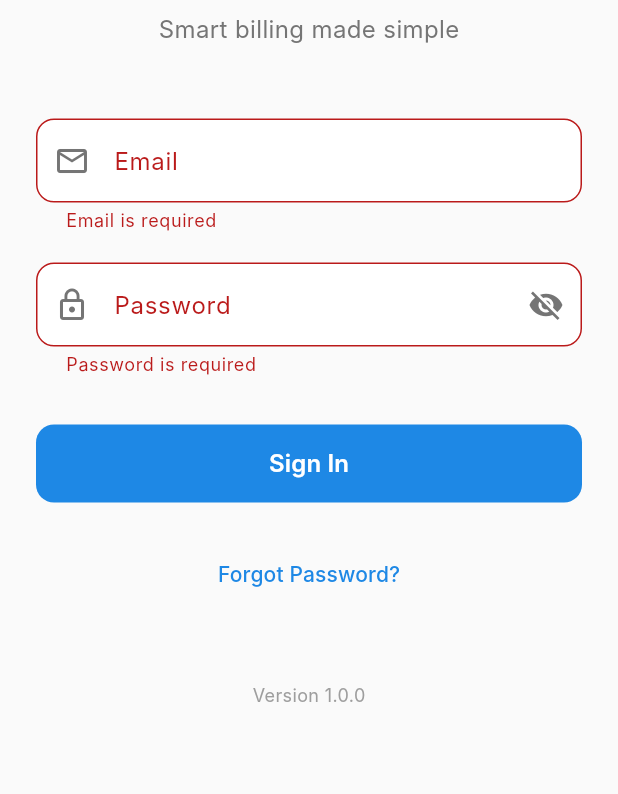
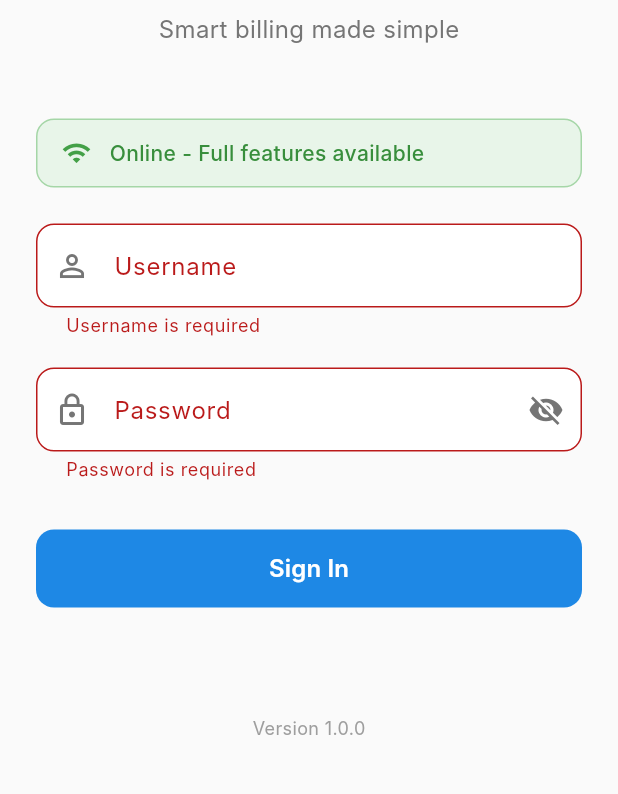
Before and after one commit to maduranga98/Billing-Application, a Flutter app: the screen it shows after launch, after a tap on "Sign In", on a phone screen of 412 x 824 dp, the part 351-1145 px from its top. Run offline on Flutter 3.47's test engine with Material 3 defaults, Android fonts, the phone set to English and light mode, and no system bars; our stand-ins replace cloud_firestore, connectivity_plus, firebase_auth, firebase_core, firebase_storage, image_picker and 2 more; missing offline and left inert: flutter_bluetooth_printer, print_bluetooth_thermal; accounts and stored records are empty; Roboto replaces fonts that are missing (Inter).

Commit message:
logins updated

```diff
--- a/lib/auth/login.dart
+++ b/lib/auth/login.dart
@@ -1,6 +1,195 @@
 import 'package:flutter/material.dart';
-import 'package:firebase_auth/firebase_auth.dart';
+import 'package:cloud_firestore/cloud_firestore.dart';
 import 'package:connectivity_plus/connectivity_plus.dart';
+import 'package:shared_preferences/shared_preferences.dart';
+import 'dart:convert';
+import 'package:crypto/crypto.dart';
+
+// User session model
+class UserSession {
+  final String userId;
+  final String businessId;
+  final String employeeId;
+  final String username;
+  final String name;
+  final String email;
+  final String phone;
+  final String role;
+  final String? imageUrl;
+  final DateTime loginTime;
+
+  UserSession({
+    required this.userId,
+    required this.businessId,
+    required this.employeeId,
+    required this.username,
+    required this.name,
+    required this.email,
+    required this.phone,
+    required this.role,
+    this.imageUrl,
+    required this.loginTime,
+  });
+
+  Map<String, dynamic> toJson() {
+    return {
+      'userId': userId,
+      'businessId': businessId,
+      'employeeId': employeeId,
+      'username': username,
+      'name': name,
+      'email': email,
+      'phone': phone,
+      'role': role,
+      'imageUrl': imageUrl,
+      'loginTime': loginTime.millisecondsSinceEpoch,
+    };
+  }
+
+  factory UserSession.fromJson(Map<String, dynamic> json) {
+    return UserSession(
+      userId: json['userId'],
+      businessId: json['businessId'],
+      employeeId: json['employeeId'],
+      username: json['username'],
+      name: json['name'],
+      email: json['email'],
+      phone: json['phone'],
+      role: json['role'],
+      imageUrl: json['imageUrl'],
+      loginTime: DateTime.fromMillisecondsSinceEpoch(json['loginTime']),
+    );
+  }
+}
+
+// Authentication service
+class AuthService {
+  static const String _sessionKey = 'user_session';
+  static const String _offlineCredentialsKey = 'offline_credentials';
+
+  // Hash password for security
+  static String _hashPassword(String password) {
+    final bytes = utf8.encode(password);
+    final digest = sha256.convert(bytes);
+    return digest.toString();
+  }
+
+  // Save user session
+  static Future<void> saveUserSession(UserSession session) async {
+    final prefs = await SharedPreferences.getInstance();
+    await prefs.setString(_sessionKey, jsonEncode(session.toJson()));
+  }
+
+  // Get current user session
+  static Future<UserSession?> getCurrentUserSession() async {
+    final prefs = await SharedPreferences.getInstance();
+    final sessionData = prefs.getString(_sessionKey);
+    if (sessionData == null) return null;
+
+    try {
+      return UserSession.fromJson(jsonDecode(sessionData));
+    } catch (e) {
+      return null;
+    }
+  }
+
+  // Save credentials for offline access
+  static Future<void> saveOfflineCredentials(
+    String username,
+    String hashedPassword,
+    UserSession session,
+  ) async {
+    final prefs = await SharedPreferences.getInstance();
+    final credentials = {
+      'username': username,
+      'hashedPassword': hashedPassword,
+      'session': session.toJson(),
+    };
+    await prefs.setString(_offlineCredentialsKey, jsonEncode(credentials));
+  }
+
+  // Verify offline credentials
+  static Future<UserSession?> verifyOfflineCredentials(
+    String username,
+    String password,
+  ) async {
+    final prefs = await SharedPreferences.getInstance();
+    final credentialsData = prefs.getString(_offlineCredentialsKey);
+    if (credentialsData == null) return null;
+
+    try {
+      final credentials = jsonDecode(credentialsData);
+      final storedUsername = credentials['username'];
+      final storedHashedPassword = credentials['hashedPassword'];
+      final hashedInputPassword = _hashPassword(password);
+
+      if (storedUsername == username &&
+          storedHashedPassword == hashedInputPassword) {
+        return UserSession.fromJson(credentials['session']);
+      }
+    } catch (e) {
+      print('Error verifying offline credentials: $e');
+    }
+    return null;
+  }
+
+  // Clear session (logout)
+  static Future<void> clearSession() async {
+    final prefs = await SharedPreferences.getInstance();
+    await prefs.remove(_sessionKey);
+  }
+
+  // Online authentication via Firestore
+  static Future<UserSession?> authenticateOnline(
+    String username,
+    String password,
+  ) async {
+    try {
+      // Query sales_reps collection for the username
+      final QuerySnapshot querySnapshot =
+          await FirebaseFirestore.instance
+              .collection('sales_reps')
+              .where('username', isEqualTo: username)
+              .where('status', isEqualTo: 'active')
+              .limit(1)
+              .get();
+
+      if (querySnapshot.docs.isEmpty) {
+        throw Exception('User not found or inactive');
+      }
+
+      final DocumentSnapshot userDoc = querySnapshot.docs.first;
+      final userData = userDoc.data() as Map<String, dynamic>;
+
+      // Verify password (assuming plain text for now - in production, use hashed passwords)
+      if (userData['password'] != password) {
+        throw Exception('Invalid password');
+      }
+
+      // Create user session
+      final session = UserSession(
+        userId: userDoc.id,
+        businessId: userData['businessId'],
+        employeeId: userData['employeeId'],
+        username: userData['username'],
+        name: userData['name'],
+        email: userData['email'],
+        phone: userData['phone'],
+        role: userData['role'],
+        imageUrl: userData['imageUrl'],
+        loginTime: DateTime.now(),
+      );
+
+      // Save session and offline credentials
+      await saveUserSession(session);
+      await saveOfflineCredentials(username, _hashPassword(password), session);
+
+      return session;
+    } catch (e) {
+      throw Exception('Authentication failed: ${e.toString()}');
+    }
+  }
+}
 
 class LoginPage extends StatefulWidget {
   const LoginPage({super.key});
@@ -11,7 +200,7 @@ class LoginPage extends StatefulWidget {
 
 class _LoginPageState extends State<LoginPage> with TickerProviderStateMixin {
   final _formKey = GlobalKey<FormState>();
-  final _emailController = TextEditingController();
+  final _usernameController = TextEditingController();
   final _passwordController = TextEditingController();
 
   bool _isLoading = false;
@@ -27,6 +216,7 @@ class _LoginPageState extends State<LoginPage> with TickerProviderStateMixin {
     super.initState();
     _checkConnectivity();
     _setupAnimations();
+    _checkExistingSession();
   }
 
   void _setupAnimations() {
@@ -43,23 +233,29 @@ class _LoginPageState extends State<LoginPage> with TickerProviderStateMixin {
   Future<void> _checkConnectivity() async {
     final connectivity = await Connectivity().checkConnectivity();
     setState(() {
-      _isOnline = connectivity != ConnectivityResult.none;
+      _isOnline =
+          connectivity.isNotEmpty &&
+          connectivity.first != ConnectivityResult.none;
     });
 
     Connectivity().onConnectivityChanged.listen((result) {
       setState(() {
-        _isOnline = result != ConnectivityResult.none;
+        _isOnline =
+            result.isNotEmpty && result.first != ConnectivityResult.none;
       });
     });
   }
 
+  Future<void> _checkExistingSession() async {
+    final session = await AuthService.getCurrentUserSession();
+    if (session != null && mounted) {
+      // Navigate to home if valid session exists
+      Navigator.pushReplacementNamed(context, '/home');
+    }
+  }
+
   Future<void> _signIn() async {
     if (!_formKey.currentState!.validate()) return;
-
-    if (!_isOnline) {
-      _showError('No internet connection. Please check your network.');
-      return;
-    }
 
     setState(() {
       _isLoading = true;
@@ -67,36 +263,46 @@ class _LoginPageState extends State<LoginPage> with TickerProviderStateMixin {
     });
 
     try {
-      await FirebaseAuth.instance.signInWithEmailAndPassword(
-        email: _emailController.text.trim(),
-        password: _passwordController.text,
+      final username = _usernameController.text.trim();
+      final password = _passwordController.text;
+
+      UserSession? session;
+
+      if (_isOnline) {
+        // Try online authentication first
+        try {
+          session = await AuthService.authenticateOnline(username, password);
+        } catch (e) {
+          // If online fails, try offline as backup
+          session = await AuthService.verifyOfflineCredentials(
+            username,
+            password,
           );
+          if (session == null) {
+            throw e; // Re-throw original online error
+          } else {
+            _showSnackBar('Logged in using offline credentials', Colors.orange);
+          }
+        }
+      } else {
+        // Use offline authentication
+        session = await AuthService.verifyOfflineCredentials(
+          username,
+          password,
+        );
+        if (session == null) {
+          throw Exception(
+            'No offline credentials found. Please connect to internet and login first.',
+          );
+        }
+      }
 
-      // Navigation is handled by AuthWrapper in main.dart
-    } on FirebaseAuthException catch (e) {
-      String message = 'Login failed';
-      switch (e.code) {
-        case 'user-not-found':
-          message = 'No account found with this email';
-          break;
-        case 'wrong-password':
-          message = 'Incorrect password';
-          break;
-        case 'invalid-email':
-          message = 'Invalid email address';
-          break;
-        case 'user-disabled':
-          message = 'Account has been disabled';
-          break;
-        case 'too-many-requests':
-          message = 'Too many failed attempts. Try again later';
-          break;
-        default:
-          message = e.message ?? 'Login failed';
+      if (session != null && mounted) {
+        // Navigate to home page
+        Navigator.pushReplacementNamed(context, '/home');
       }
-      _showError(message);
     } catch (e) {
-      _showError('An unexpected error occurred');
+      _showError(e.toString().replaceFirst('Exception: ', ''));
     } finally {
       if (mounted) {
         setState(() => _isLoading = false);
@@ -106,10 +312,14 @@ class _LoginPageState extends State<LoginPage> with TickerProviderStateMixin {
 
   void _showError(String message) {
     setState(() => _errorMessage = message);
+    _showSnackBar(message, Colors.red);
+  }
+
+  void _showSnackBar(String message, Color backgroundColor) {
     ScaffoldMessenger.of(context).showSnackBar(
       SnackBar(
         content: Text(message),
-        backgroundColor: Colors.red.shade400,
+        backgroundColor: backgroundColor,
         behavior: SnackBarBehavior.floating,
         shape: RoundedRectangleBorder(borderRadius: BorderRadius.circular(8)),
       ),
@@ -118,7 +328,7 @@ class _LoginPageState extends State<LoginPage> with TickerProviderStateMixin {
 
   @override
   void dispose() {
-    _emailController.dispose();
+    _usernameController.dispose();
     _passwordController.dispose();
     _fadeController.dispose();
     super.dispose();
@@ -185,7 +395,6 @@ class _LoginPageState extends State<LoginPage> with TickerProviderStateMixin {
                 const SizedBox(height: 48),
 
                 // Connection Status
-                if (!_isOnline)
                 Container(
                   padding: const EdgeInsets.symmetric(
                     horizontal: 16,
@@ -193,23 +402,39 @@ class _LoginPageState extends State<LoginPage> with TickerProviderStateMixin {
                   ),
                   margin: const EdgeInsets.only(bottom: 24),
                   decoration: BoxDecoration(
-                      color: Colors.orange.shade50,
+                    color:
+                        _isOnline
+                            ? Colors.green.shade50
+                            : Colors.orange.shade50,
                     borderRadius: BorderRadius.circular(12),
-                      border: Border.all(color: Colors.orange.shade200),
+                    border: Border.all(
+                      color:
+                          _isOnline
+                              ? Colors.green.shade200
+                              : Colors.orange.shade200,
+                    ),
                   ),
                   child: Row(
                     children: [
                       Icon(
-                          Icons.wifi_off,
-                          color: Colors.orange.shade600,
+                        _isOnline ? Icons.wifi : Icons.wifi_off,
+                        color:
+                            _isOnline
+                                ? Colors.green.shade600
+                                : Colors.orange.shade600,
                         size: 20,
                       ),
                       const SizedBox(width: 12),
                       Expanded(
                         child: Text(
-                            'You\'re offline. Some features may be limited.',
+                          _isOnline
+                              ? 'Online - Full features available'
+                              : 'Offline - Limited features available',
                           style: TextStyle(
-                              color: Colors.orange.shade700,
+                            color:
+                                _isOnline
+                                    ? Colors.green.shade700
+                                    : Colors.orange.shade700,
                             fontSize: 14,
                             fontWeight: FontWeight.w500,
                           ),
@@ -224,16 +449,15 @@ class _LoginPageState extends State<LoginPage> with TickerProviderStateMixin {
                   key: _formKey,
                   child: Column(
                     children: [
-                      // Email Field
+                      // Username Field
                       TextFormField(
-                        controller: _emailController,
-                        keyboardType: TextInputType.emailAddress,
+                        controller: _usernameController,
                         textInputAction: TextInputAction.next,
                         decoration: InputDecoration(
-                          labelText: 'Email',
-                          hintText: 'Enter your email',
+                          labelText: 'Username',
+                          hintText: 'Enter your username',
                           prefixIcon: Icon(
-                            Icons.email_outlined,
+                            Icons.person_outline,
                             color: Colors.grey.shade600,
                           ),
                           border: OutlineInputBorder(
@@ -257,12 +481,10 @@ class _LoginPageState extends State<LoginPage> with TickerProviderStateMixin {
                         ),
                         validator: (value) {
                           if (value?.isEmpty ?? true) {
-                            return 'Email is required';
+                            return 'Username is required';
                           }
-                          if (!RegExp(
-                            r'^[\w-\.]+@([\w-]+\.)+[\w-]{2,4}$',
-                          ).hasMatch(value!)) {
-                            return 'Enter a valid email';
+                          if (value!.length < 3) {
+                            return 'Username must be at least 3 characters';
                           }
                           return null;
                         },
@@ -369,19 +591,41 @@ class _LoginPageState extends State<LoginPage> with TickerProviderStateMixin {
 
                 const SizedBox(height: 24),
 
-                // Forgot Password
-                TextButton(
-                  onPressed:
-                      _isOnline ? () => _showForgotPasswordDialog() : null,
-                  child: Text(
-                    'Forgot Password?',
+                // Help Text
+                if (!_isOnline)
+                  Container(
+                    padding: const EdgeInsets.all(16),
+                    decoration: BoxDecoration(
+                      color: Colors.blue.shade50,
+                      borderRadius: BorderRadius.circular(12),
+                      border: Border.all(color: Colors.blue.shade200),
+                    ),
+                    child: Column(
+                      children: [
+                        Icon(
+                          Icons.info_outline,
+                          color: Colors.blue.shade600,
+                          size: 24,
+                        ),
+                        const SizedBox(height: 8),
+                        Text(
+                          'Offline Mode',
                           style: TextStyle(
-                      color:
-                          _isOnline
-                              ? Colors.blue.shade600
-                              : Colors.grey.shade400,
-                      fontWeight: FontWeight.w500,
+                            color: Colors.blue.shade800,
+                            fontSize: 16,
+                            fontWeight: FontWeight.w600,
                           ),
+                        ),
+                        const SizedBox(height: 4),
+                        Text(
+                          'You can login with previously used credentials. Connect to internet for full access.',
+                          textAlign: TextAlign.center,
+                          style: TextStyle(
+                            color: Colors.blue.shade700,
+                            fontSize: 14,
+                          ),
+                        ),
+                      ],
                     ),
                   ),
 
@@ -399,70 +643,4 @@ class _LoginPageState extends State<LoginPage> with TickerProviderStateMixin {
       ),
     );
   }
-
-  void _showForgotPasswordDialog() {
-    final emailController = TextEditingController();
-
-    showDialog(
-      context: context,
-      builder:
-          (context) => AlertDialog(
-            shape: RoundedRectangleBorder(
-              borderRadius: BorderRadius.circular(16),
-            ),
-            title: const Text('Reset Password'),
-            content: Column(
-              mainAxisSize: MainAxisSize.min,
-              children: [
-                const Text(
-                  'Enter your email to receive password reset instructions.',
-                ),
-                const SizedBox(height: 16),
-                TextField(
-                  controller: emailController,
-                  keyboardType: TextInputType.emailAddress,
-                  decoration: InputDecoration(
-                    labelText: 'Email',
-                    border: OutlineInputBorder(
-                      borderRadius: BorderRadius.circular(8),
-                    ),
-                  ),
-                ),
-              ],
-            ),
-            actions: [
-              TextButton(
-                onPressed: () => Navigator.pop(context),
-                child: const Text('Cancel'),
-              ),
-              ElevatedButton(
-                onPressed: () async {
-                  if (emailController.text.isNotEmpty) {
-                    try {
-                      await FirebaseAuth.instance.sendPasswordResetEmail(
-                        email: emailController.text.trim(),
-                      );
-                      Navigator.pop(context);
-                      ScaffoldMessenger.of(context).showSnackBar(
-                        const SnackBar(
-                          content: Text('Password reset email sent!'),
-                          backgroundColor: Colors.green,
-                        ),
-                      );
-                    } catch (e) {
-                      ScaffoldMessenger.of(context).showSnackBar(
-                        SnackBar(
-                          content: Text('Error: ${e.toString()}'),
-                          backgroundColor: Colors.red,
-                        ),
-                      );
 }
-                  }
-                },
-                child: const Text('Send'),
-              ),
-            ],
-          ),
-    );
-  }
-}
--- a/lib/main.dart
+++ b/lib/main.dart
@@ -1,6 +1,5 @@
 import 'package:flutter/material.dart';
 import 'package:firebase_core/firebase_core.dart';
-import 'package:firebase_auth/firebase_auth.dart';
 import 'package:lumorabiz_billing/addOutlet.dart';
 import 'package:lumorabiz_billing/auth/login.dart';
 import 'package:lumorabiz_billing/home/home.dart';
@@ -43,26 +42,26 @@ class BillMasterApp extends StatelessWidget {
   }
 }
 
-// Auth wrapper to determine initial route based on authentication state
+// Auth wrapper to determine initial route based on session state
 class AuthWrapper extends StatelessWidget {
   const AuthWrapper({super.key});
 
   @override
   Widget build(BuildContext context) {
-    return StreamBuilder<User?>(
-      stream: FirebaseAuth.instance.authStateChanges(),
+    return FutureBuilder<UserSession?>(
+      future: AuthService.getCurrentUserSession(),
       builder: (context, snapshot) {
-        // Show splash screen while checking authentication
+        // Show splash screen while checking session
         if (snapshot.connectionState == ConnectionState.waiting) {
           return const SplashScreen();
         }
 
-        // If user is logged in, show home page
-        if (snapshot.hasData) {
+        // If user session exists, show home page
+        if (snapshot.hasData && snapshot.data != null) {
           return const HomePage();
         }
 
-        // If no user, show login page
+        // If no session, show login page
         return const LoginPage();
       },
     );
--- a/pubspec.yaml
+++ b/pubspec.yaml
@@ -46,6 +46,9 @@ dependencies:
   print_bluetooth_thermal: ^1.0.8
   permission_handler: ^11.3.1
   flutter_bluetooth_printer: ^2.19.0
+
+  # Security & Data
+  crypto: ^3.0.5
 
 dev_dependencies:
   flutter_test:
```
Also changed, not shown: pubspec.lock. Lines whose indentation alone changed are shown as unchanged.
